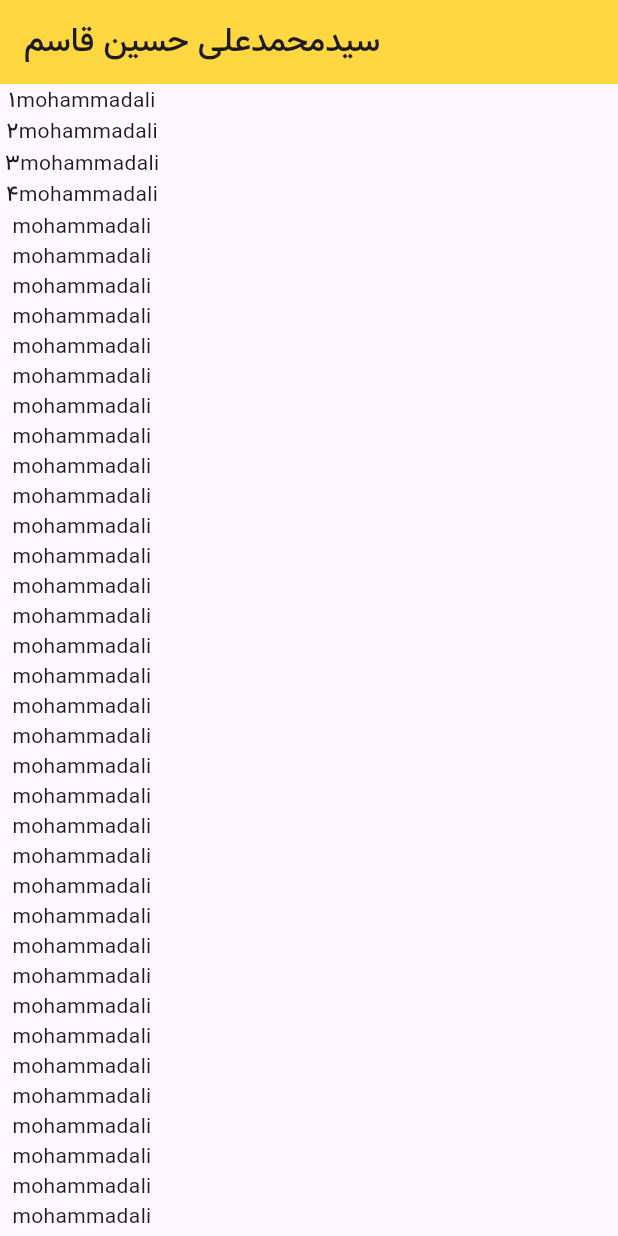
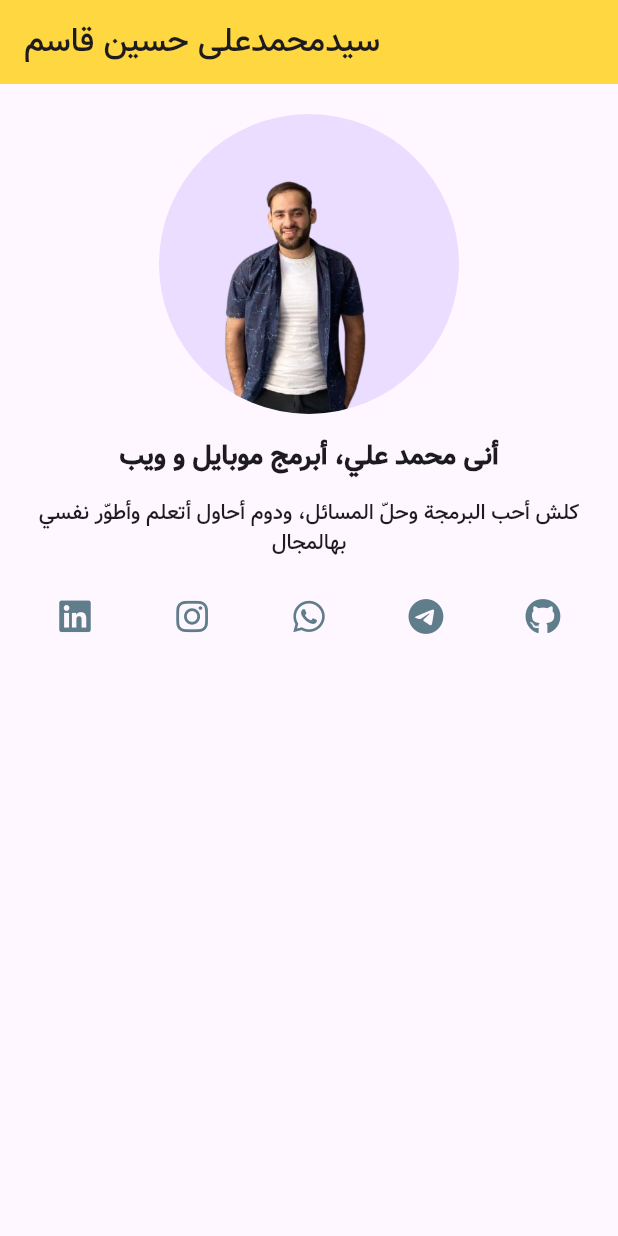
Before and after one commit to mohammedaliqasem625/cv, a Flutter app: the screen it shows after launch, on a phone screen of 412 x 824 dp. Run offline on Flutter 3.47's test engine with Material 3 defaults, Android fonts, the light colour scheme and no system bars; our stand-ins replace font_awesome_flutter.

Commit message:
add more code

```diff
--- a/lib/main.dart
+++ b/lib/main.dart
@@ -1,4 +1,5 @@
 import 'package:flutter/material.dart';
+import 'package:font_awesome_flutter/font_awesome_flutter.dart';
 
 void main() {
   runApp(Application());
@@ -13,16 +14,15 @@ class Application extends StatelessWidget {
       debugShowCheckedModeBanner: false,
       theme: ThemeData(fontFamily: 'vazir'),
       home: Scaffold(
-        appBar: getAppBar(),
+        appBar: _getAppBar(),
         body: SafeArea(
-          child: getMainBody(),
+          child: _getMainBody(),
         ),
       ),
     );
   }
-}
 
-PreferredSizeWidget getAppBar() {
+  PreferredSizeWidget _getAppBar() {
     return AppBar(
       elevation: 0,
       backgroundColor: Colors.amberAccent,
@@ -30,65 +30,71 @@ PreferredSizeWidget getAppBar() {
     );
   }
 
-Widget getMainBody() {
+  Widget _getMainBody() {
     return SingleChildScrollView(
       child: Column(
         children: [
-        Text('1mohammadali'),
-        Text('2mohammadali'),
-        Text('3mohammadali'),
-        Text('4mohammadali'),
-        Text('mohammadali'),
-        Text('mohammadali'),
-        Text('mohammadali'),
-        Text('mohammadali'),
-        Text('mohammadali'),
-        Text('mohammadali'),
-        Text('mohammadali'),
-        Text('mohammadali'),
-        Text('mohammadali'),
-        Text('mohammadali'),
-        Text('mohammadali'),
-        Text('mohammadali'),
-        Text('mohammadali'),
-        Text('mohammadali'),
-        Text('mohammadali'),
-        Text('mohammadali'),
-        Text('mohammadali'),
-        Text('mohammadali'),
-        Text('mohammadali'),
-        Text('mohammadali'),
-        Text('mohammadali'),
-        Text('mohammadali'),
-        Text('mohammadali'),
-        Text('mohammadali'),
-        Text('mohammadali'),
-        Text('mohammadali'),
-        Text('mohammadali'),
-        Text('mohammadali'),
-        Text('mohammadali'),
-        Text('mohammadali'),
-        Text('mohammadali'),
-        Text('mohammadali'),
-        Text('mohammadali'),
-        Text('mohammadali'),
-        Text('mohammadali'),
-        Text('mohammadali'),
-        Text('mohammadali'),
-        Text('mohammadali'),
-        Text('mohammadali'),
-        Text('mohammadali'),
-        Text('mohammadali'),
-        Text('mohammadali'),
-        Text('mohammadali'),
-        Text('mohammadali'),
-        Text('mohammadali'),
-        Text('mohammadali'),
-        Text('mohammadali'),
-        Text('mohammadali'),
-        Text('mohammadali'),
-        Text('111mohammadali'),
+          _getheader(),
         ],
       ),
     );
   }
+
+  Widget _getheader() {
+    return Column(
+      children: [
+        SizedBox(height: 20),
+        CircleAvatar(
+          backgroundImage: AssetImage('images/mohammadali.png'),
+          radius: 100,
+        ),
+        SizedBox(height: 15),
+        Text(
+          'أنی محمد علي، أبرمج موبايل و ويب',
+          style: TextStyle(fontSize: 18.0, fontWeight: FontWeight.w900),
+          textAlign: TextAlign.center,
+        ),
+        SizedBox(height: 15),
+        Text(
+          'كلش أحب البرمجة وحلّ المسائل، ودوم أحاول أتعلم وأطوّر نفسي بهالمجال',
+          textAlign: TextAlign.center,
+        ),
+        SizedBox(height: 15),
+        _getRowicon()
+      ],
+    );
+  }
+
+  Widget _getRowicon() {
+    return Wrap(
+      spacing: 30.00,
+      children: [
+        IconButton(
+          onPressed: () {},
+          icon: FaIcon(FontAwesomeIcons.linkedin),
+          color: Colors.blueGrey,
+        ),
+        IconButton(
+          onPressed: () {},
+          icon: FaIcon(FontAwesomeIcons.instagram),
+          color: Colors.blueGrey,
+        ),
+        IconButton(
+          onPressed: () {},
+          icon: FaIcon(FontAwesomeIcons.whatsapp),
+          color: Colors.blueGrey,
+        ),
+        IconButton(
+          onPressed: () {},
+          icon: FaIcon(FontAwesomeIcons.telegram),
+          color: Colors.blueGrey,
+        ),
+        IconButton(
+          onPressed: () {},
+          icon: FaIcon(FontAwesomeIcons.github),
+          color: Colors.blueGrey,
+        )
+      ],
+    );
+  }
+}
```
Also changed, not shown: pubspec.yaml (+5 -2 lines), images/mohammadali.png (added), images/sma.png (added), pubspec.lock. Lines whose indentation alone changed are shown as unchanged.
